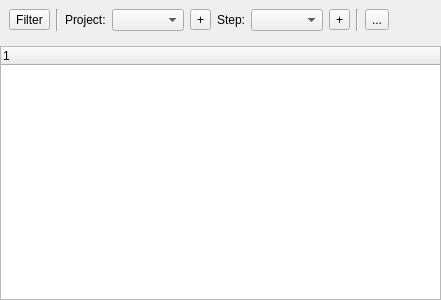
Old version of the form src/app/logbookwidget.ui in the repository braeun/FitsIP.
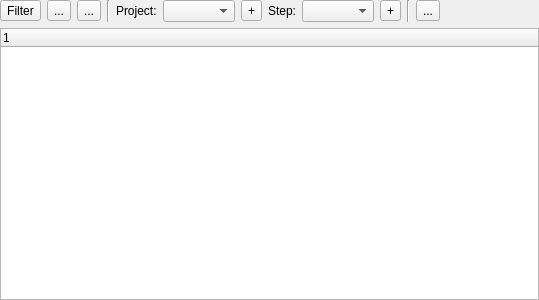
New version of the form. Icons and pictures are not drawn.

What changed in the file:
```diff
--- a/src/app/logbookwidget.ui
+++ b/src/app/logbookwidget.ui
@@ -6,7 +6,7 @@
    <rect>
     <x>0</x>
     <y>0</y>
-    <width>441</width>
+    <width>539</width>
     <height>300</height>
    </rect>
   </property>
@@ -29,6 +29,18 @@
    <item>
     <widget class="QWidget" name="widget" native="true">
      <layout class="QHBoxLayout" name="horizontalLayout">
+      <property name="leftMargin">
+       <number>0</number>
+      </property>
+      <property name="topMargin">
+       <number>0</number>
+      </property>
+      <property name="rightMargin">
+       <number>0</number>
+      </property>
+      <property name="bottomMargin">
+       <number>0</number>
+      </property>
       <item>
        <widget class="QToolButton" name="filterButton">
         <property name="text">
@@ -40,6 +52,30 @@
         </property>
        </widget>
       </item>
+      <item>
+       <widget class="QToolButton" name="expandAllButton">
+        <property name="text">
+         <string>...</string>
+        </property>
+        <property name="icon">
+         <iconset>
+          <normalon>:/resources/icons/expand_all.png</normalon>
+         </iconset>
+        </property>
+       </widget>
+      </item>
+      <item>
+       <widget class="QToolButton" name="collapseAllButton">
+        <property name="text">
+         <string>...</string>
+        </property>
+        <property name="icon">
+         <iconset>
+          <normalon>:/resources/icons/collapse_all.png</normalon>
+         </iconset>
+        </property>
+       </widget>
+      </item>
       <item>
        <widget class="Line" name="line">
         <property name="orientation">
```
Left out of the diff: 35 changed lines with no effect on the pictures.
